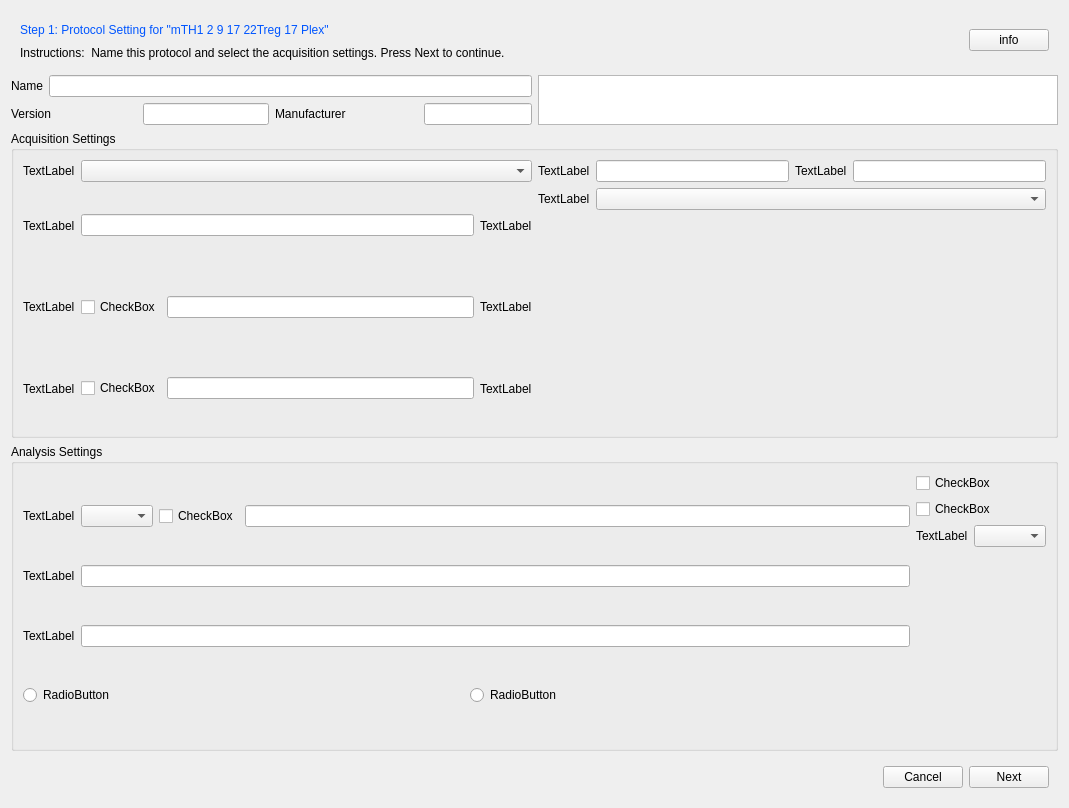
Above: UIModular/MainWindow/FunctionWidget/ProtocolsWidget/SettingsWidget/SettingsWidgetUI.ui from EddyXieFalcon/ColorAnalyst before the change. Below: the same form after it.
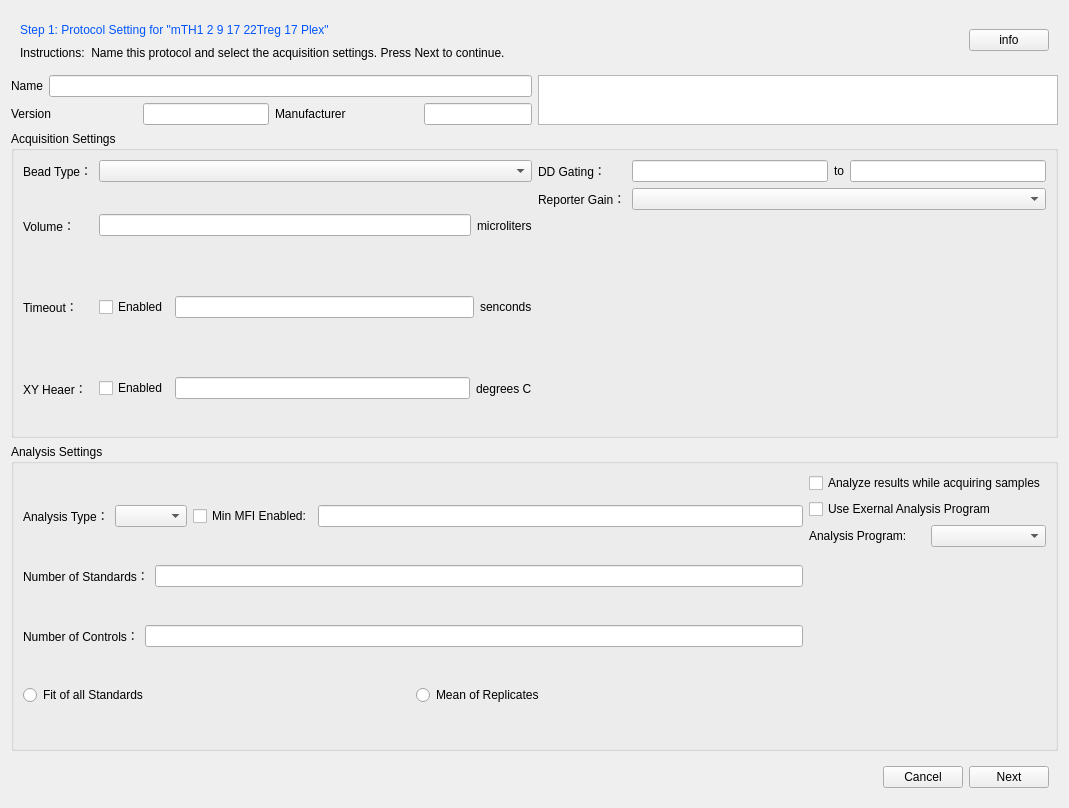
That is the form after the change.

Commit message: 强化全局锁性能

Diff of the .ui file:
```diff
--- a/UIModular/MainWindow/FunctionWidget/ProtocolsWidget/SettingsWidget/SettingsWidgetUI.ui
+++ b/UIModular/MainWindow/FunctionWidget/ProtocolsWidget/SettingsWidget/SettingsWidgetUI.ui
@@ -207,7 +207,7 @@
         <item row="0" column="0">
          <widget class="QLabel" name="label">
           <property name="text">
-           <string>TextLabel</string>
+           <string>Bead Type：</string>
           </property>
          </widget>
         </item>
@@ -217,7 +217,7 @@
         <item row="1" column="0">
          <widget class="QLabel" name="label_2">
           <property name="text">
-           <string>TextLabel</string>
+           <string>Volume：</string>
           </property>
          </widget>
         </item>
@@ -229,7 +229,7 @@
           <item>
            <widget class="QLabel" name="label_6">
             <property name="text">
-             <string>TextLabel</string>
+             <string>microliters</string>
             </property>
            </widget>
           </item>
@@ -238,7 +238,7 @@
         <item row="2" column="0">
          <widget class="QLabel" name="label_7">
           <property name="text">
-           <string>TextLabel</string>
+           <string>Timeout：</string>
           </property>
          </widget>
         </item>
@@ -247,7 +247,7 @@
           <item>
            <widget class="QCheckBox" name="checkBox">
             <property name="text">
-             <string>CheckBox</string>
+             <string>Enabled</string>
             </property>
            </widget>
           </item>
@@ -257,7 +257,7 @@
           <item>
            <widget class="QLabel" name="label_9">
             <property name="text">
-             <string>TextLabel</string>
+             <string>senconds</string>
             </property>
            </widget>
           </item>
@@ -266,7 +266,7 @@
         <item row="3" column="0">
          <widget class="QLabel" name="label_8">
           <property name="text">
-           <string>TextLabel</string>
+           <string>XY Heaer：</string>
           </property>
          </widget>
         </item>
@@ -275,7 +275,7 @@
           <item>
            <widget class="QCheckBox" name="checkBox_2">
             <property name="text">
-             <string>CheckBox</string>
+             <string>Enabled</string>
             </property>
            </widget>
           </item>
@@ -285,7 +285,7 @@
           <item>
            <widget class="QLabel" name="label_10">
             <property name="text">
-             <string>TextLabel</string>
+             <string>degrees C</string>
             </property>
            </widget>
           </item>
@@ -300,7 +300,7 @@
           <item row="0" column="0">
            <widget class="QLabel" name="label_4">
             <property name="text">
-             <string>TextLabel</string>
+             <string>DD Gating：</string>
             </property>
            </widget>
           </item>
@@ -312,7 +312,7 @@
             <item>
              <widget class="QLabel" name="label_5">
               <property name="text">
-               <string>TextLabel</string>
+               <string>to</string>
               </property>
              </widget>
             </item>
@@ -324,7 +324,7 @@
           <item row="1" column="0">
            <widget class="QLabel" name="label_3">
             <property name="text">
-             <string>TextLabel</string>
+             <string>Reporter Gain：</string>
             </property>
            </widget>
           </item>
@@ -370,7 +370,7 @@
           <item>
            <widget class="QLabel" name="label_11">
             <property name="text">
-             <string>TextLabel</string>
+             <string>Analysis Type：</string>
             </property>
            </widget>
           </item>
@@ -380,7 +380,7 @@
           <item>
            <widget class="QCheckBox" name="checkBox_3">
             <property name="text">
-             <string>CheckBox</string>
+             <string>Min MFI Enabled:</string>
             </property>
            </widget>
           </item>
@@ -394,7 +394,7 @@
           <item>
            <widget class="QLabel" name="label_13">
             <property name="text">
-             <string>TextLabel</string>
+             <string>Number of Standards：</string>
             </property>
            </widget>
           </item>
@@ -408,7 +408,7 @@
           <item>
            <widget class="QLabel" name="label_14">
             <property name="text">
-             <string>TextLabel</string>
+             <string>Number of Controls：</string>
             </property>
            </widget>
           </item>
@@ -422,14 +422,14 @@
           <item>
            <widget class="QRadioButton" name="radioButton">
             <property name="text">
-             <string>RadioButton</string>
+             <string>Fit of all Standards</string>
             </property>
            </widget>
           </item>
           <item>
            <widget class="QRadioButton" name="radioButton_2">
             <property name="text">
-             <string>RadioButton</string>
+             <string>Mean of Replicates</string>
             </property>
            </widget>
           </item>
@@ -442,14 +442,14 @@
         <item>
          <widget class="QCheckBox" name="checkBox_4">
           <property name="text">
-           <string>CheckBox</string>
+           <string>Analyze results while acquiring samples</string>
           </property>
          </widget>
         </item>
         <item>
          <widget class="QCheckBox" name="checkBox_5">
           <property name="text">
-           <string>CheckBox</string>
+           <string>Use Exernal Analysis Program</string>
           </property>
          </widget>
         </item>
@@ -458,7 +458,7 @@
           <item>
            <widget class="QLabel" name="label_12">
             <property name="text">
-             <string>TextLabel</string>
+             <string>Analysis Program:</string>
             </property>
            </widget>
           </item>
```
Left out of the diff: 19 changed lines with no effect on the pictures.
